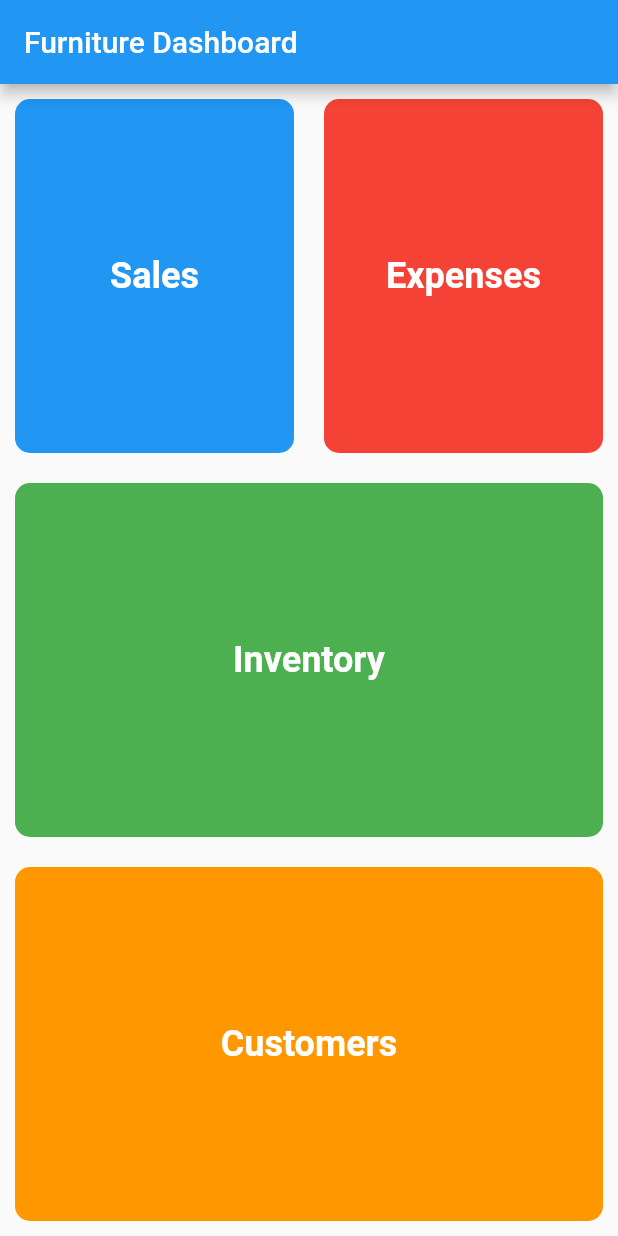
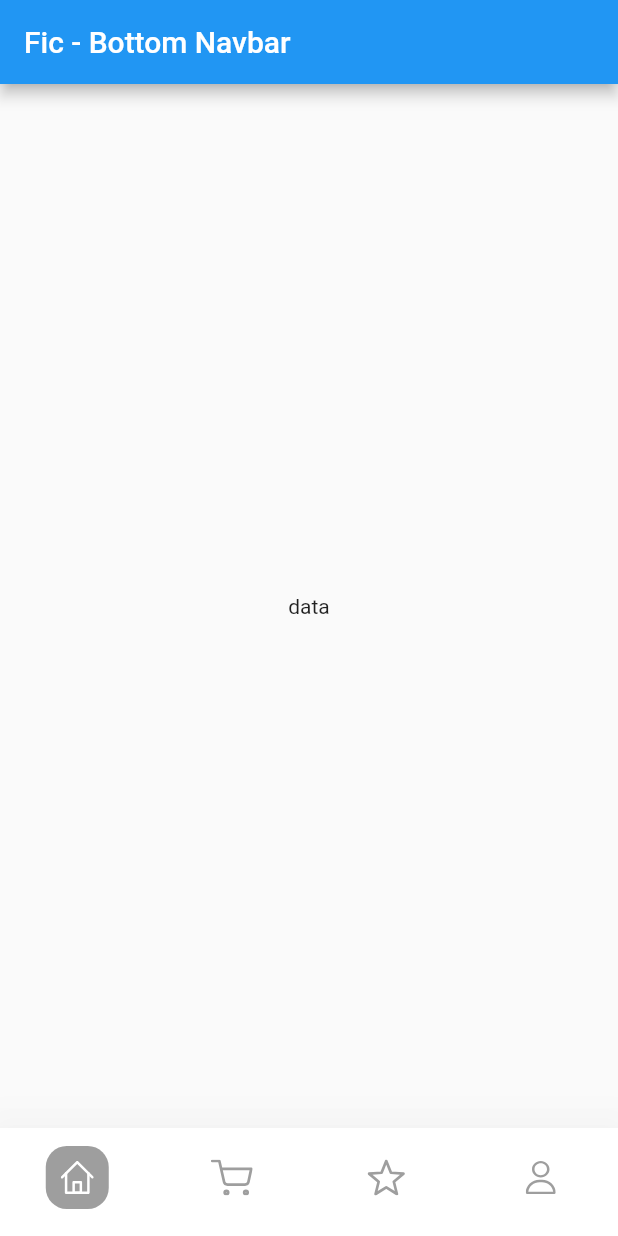
Before and after one commit to zainalsalamun/fic_flutter_basic, a Flutter app: the screen it shows after launch, on a phone screen of 412 x 824 dp. Run offline on Flutter 3.47's test engine with Material 2 defaults, Android fonts, the phone set to English and light mode, and no system bars; our stand-ins replace flutter_svg.

Commit message:
add widget lesson, navigation bottom navbar, drawer widget, stateful sample

```diff
--- a/lib/main.dart
+++ b/lib/main.dart
@@ -1,4 +1,6 @@
 import 'package:fic_flutter_basic/screen/dashboard_furniture.dart';
+import 'package:fic_flutter_basic/widget_lesson/navigation/bottom_navbar.dart';
+import 'package:fic_flutter_basic/widget_lesson/stateful_sample/stateless_stateful_widget.dart';
 import 'package:flutter/material.dart';
 
 void main() {
@@ -16,7 +18,7 @@ class MyApp extends StatelessWidget {
       theme: ThemeData(
         primarySwatch: Colors.blue,
       ),
-      home: DashboardFurniture(),
+      home: const BottomNavbarWidget(),
     );
   }
 }
--- a/lib/screen/dashboard_furniture.dart
+++ b/lib/screen/dashboard_furniture.dart
@@ -35,7 +35,7 @@ class DashboardFurniture extends StatelessWidget {
                 ),
                 Expanded(
                   child: Container(
-                    margin: EdgeInsets.all(10),
+                    margin: const EdgeInsets.all(10),
                     decoration: BoxDecoration(
                       color: Colors.red,
                       borderRadius: BorderRadius.circular(10),
--- /dev/null
+++ b/lib/widget_lesson/navigation/bottom_navbar.dart
@@ -0,0 +1,100 @@
+import 'package:flutter/material.dart';
+import 'package:flutter/src/widgets/framework.dart';
+import 'package:flutter/src/widgets/placeholder.dart';
+import 'package:flutter_svg/flutter_svg.dart';
+
+class BottomNavbarWidget extends StatefulWidget {
+  const BottomNavbarWidget({super.key});
+
+  @override
+  State<BottomNavbarWidget> createState() => _BottomNavbarWidgetState();
+}
+
+class _BottomNavbarWidgetState extends State<BottomNavbarWidget> {
+  final List<Widget> list = const [
+    Text('data'),
+    Text('Cart'),
+    Text('Favorite'),
+    Text('User'),
+  ];
+
+  int _selectedIndex = 0;
+  List<dynamic> menuItems = [
+    {
+      'icon': 'assets/icons/home_.svg',
+      'label': 'home',
+    },
+    {
+      'icon': 'assets/icons/cart_.svg',
+      'label': 'Cart',
+    },
+    {
+      'icon': 'assets/icons/favorite.svg',
+      'label': 'Favorite',
+    },
+    {
+      'icon': 'assets/icons/profile_.svg',
+      'label': 'Profile',
+    }
+  ];
+
+  void _onItemTapped(int index) {
+    setState(() {
+      _selectedIndex = index;
+    });
+  }
+
+  @override
+  Widget build(BuildContext context) {
+    return Scaffold(
+      appBar: AppBar(
+        title: const Text("Fic - Bottom Navbar"),
+        actions: const [],
+      ),
+      body: Center(
+        child: list[_selectedIndex],
+      ),
+      bottomNavigationBar: BottomNavigationBar(
+        backgroundColor: Colors.white,
+        showUnselectedLabels: false,
+        showSelectedLabels: false,
+        unselectedItemColor: Colors.black87,
+        elevation: 32.0,
+        type: BottomNavigationBarType.fixed,
+        selectedLabelStyle: const TextStyle(
+          height: 1.5,
+          fontSize: 12,
+        ),
+        unselectedLabelStyle: const TextStyle(
+          height: 1.5,
+          fontSize: 12,
+        ),
+        items: menuItems.map((i) {
+          return BottomNavigationBarItem(
+            activeIcon: Container(
+              padding: const EdgeInsets.all(10),
+              decoration: const BoxDecoration(
+                color: Colors.grey,
+                borderRadius: BorderRadius.all(
+                  Radius.circular(14),
+                ),
+              ),
+              child: SvgPicture.asset(
+                i['icon'],
+                color: Colors.white,
+              ),
+            ),
+            icon: SvgPicture.asset(
+              i['icon'],
+              color: Colors.grey,
+            ),
+            label: i['label'],
+          );
+        }).toList(),
+        currentIndex: _selectedIndex,
+        selectedItemColor: Colors.blue,
+        onTap: _onItemTapped,
+      ),
+    );
+  }
+}
```
Also changed, not shown: lib/widget_lesson/navigation/drawer_widget.dart (added, +35 -0 lines), lib/widget_lesson/stateful_sample/stateless_stateful_widget.dart (added, +67 -0 lines), pubspec.yaml (+6 -1 lines), pubspec.lock, 1 other file.
